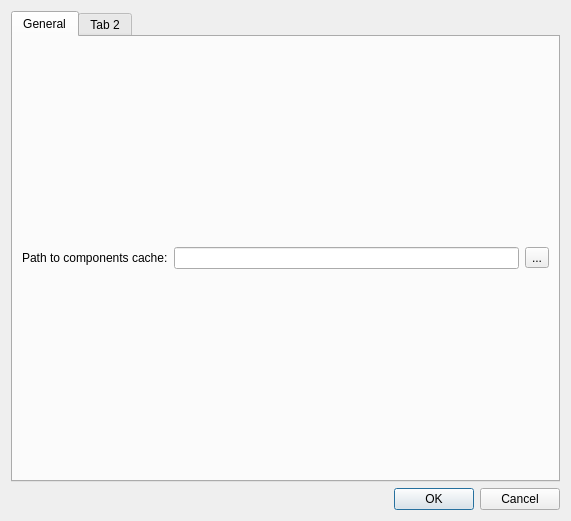
Old version of the form BOMizator/settingsDialog.ui in the repository dejfson/BOMizator.
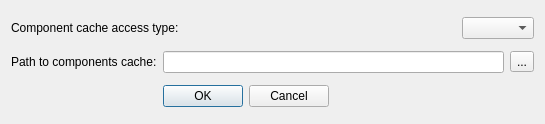
New version of the form.

Commit message: working on settings dialog

Patch:
```diff
--- a/BOMizator/settingsDialog.ui
+++ b/BOMizator/settingsDialog.ui
@@ -6,55 +6,61 @@
    <rect>
     <x>0</x>
     <y>0</y>
-    <width>571</width>
-    <height>521</height>
+    <width>545</width>
+    <height>124</height>
    </rect>
   </property>
+  <property name="sizePolicy">
+   <sizepolicy hsizetype="Preferred" vsizetype="Minimum">
+    <horstretch>0</horstretch>
+    <verstretch>0</verstretch>
+   </sizepolicy>
+  </property>
   <property name="windowTitle">
    <string>Dialog</string>
   </property>
   <layout class="QGridLayout" name="gridLayout">
-   <item row="0" column="0">
-    <widget class="QTabWidget" name="settingsTabWidget">
-     <property name="currentIndex">
-      <number>0</number>
+   <item row="0" column="3" colspan="2">
+    <widget class="QComboBox" name="settingsCacheAccessType"/>
+   </item>
+   <item row="0" column="0" colspan="2">
+    <widget class="QLabel" name="label_2">
+     <property name="text">
+      <string>Component cache access type:</string>
      </property>
-     <widget class="QWidget" name="generalSettings">
-      <attribute name="title">
-       <string>General</string>
-      </attribute>
-      <layout class="QGridLayout" name="gridLayout_2">
-       <item row="0" column="0">
-        <layout class="QHBoxLayout" name="horizontalLayout">
-         <item>
-          <widget class="QLabel" name="label">
-           <property name="text">
-            <string>Path to components cache:</string>
-           </property>
-          </widget>
-         </item>
-         <item>
-          <widget class="QLineEdit" name="settingsComponentCache"/>
-         </item>
-         <item>
-          <widget class="QToolButton" name="settingsChooseComponentCache">
-           <property name="text">
-            <string>...</string>
-           </property>
-          </widget>
-         </item>
-        </layout>
-       </item>
-      </layout>
-     </widget>
-     <widget class="QWidget" name="tab_2">
-      <attribute name="title">
-       <string>Tab 2</string>
-      </attribute>
-     </widget>
+    </widget>
+   </item>
+   <item row="0" column="2">
+    <spacer name="horizontalSpacer">
+     <property name="orientation">
+      <enum>Qt::Horizontal</enum>
+     </property>
+     <property name="sizeHint" stdset="0">
+      <size>
+       <width>89</width>
+       <height>20</height>
+      </size>
+     </property>
+    </spacer>
+   </item>
+   <item row="1" column="4">
+    <widget class="QToolButton" name="settingsChooseComponentCache">
+     <property name="text">
+      <string>...</string>
+     </property>
     </widget>
    </item>
    <item row="1" column="0">
+    <widget class="QLabel" name="label">
+     <property name="text">
+      <string>Path to components cache:</string>
+     </property>
+    </widget>
+   </item>
+   <item row="1" column="1" colspan="3">
+    <widget class="QLineEdit" name="settingsComponentCache"/>
+   </item>
+   <item row="2" column="1">
     <widget class="QDialogButtonBox" name="buttonBox">
      <property name="orientation">
       <enum>Qt::Horizontal</enum>
```
The commit also changes 2 other files.
